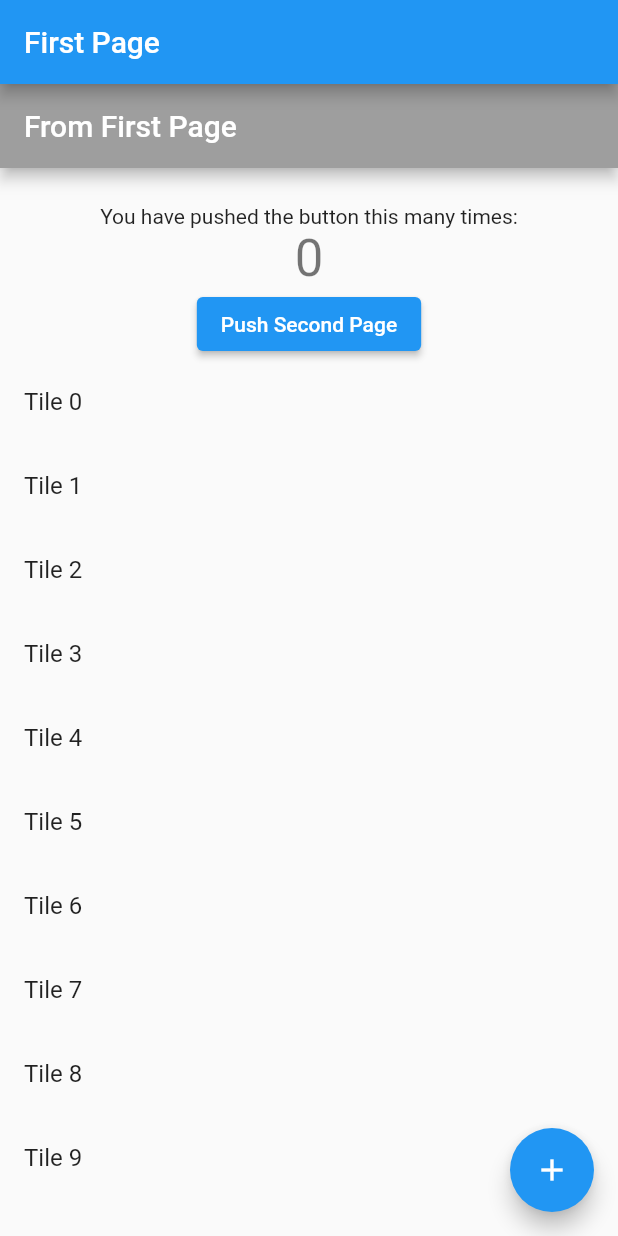
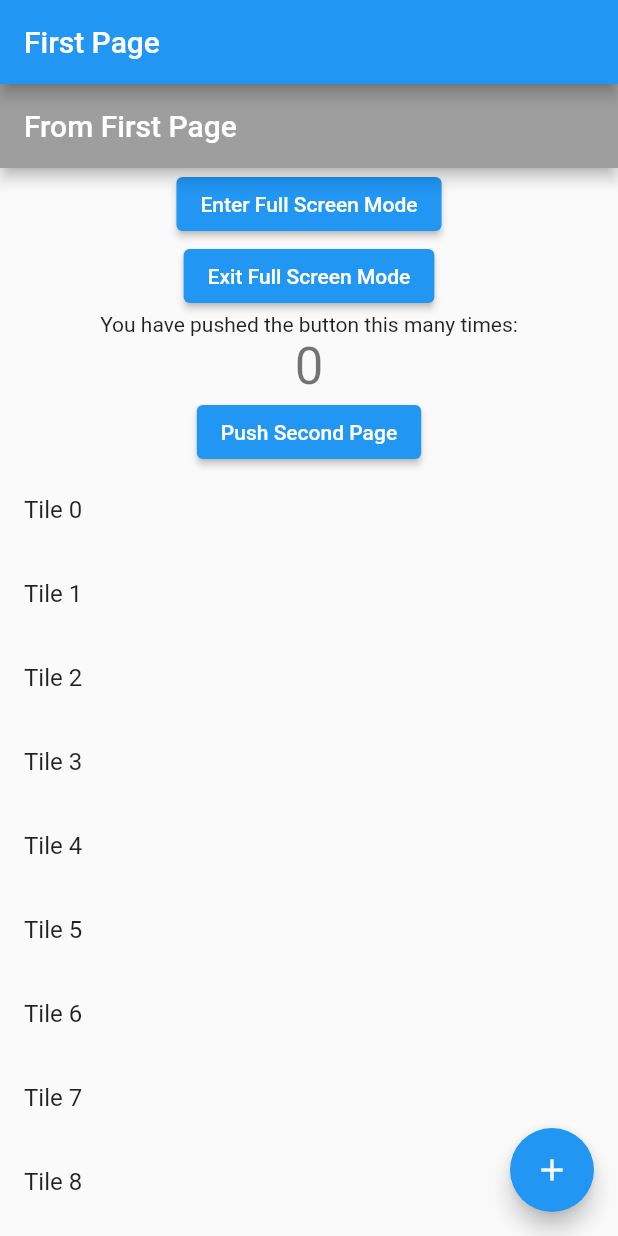
Before and after one commit to jaiminrana05/navigation_2.0, a Flutter app: the screen it shows after launch, on a phone screen of 412 x 824 dp. Run offline on Flutter 3.47's test engine with Material 2 defaults, Android fonts, the phone set to English and light mode, and no system bars; our stand-ins replace go_router; missing offline and left inert: dart:html; statements that could not run were skipped.

Commit message:
trying to add full screen feature

```diff
--- a/lib/home_page.dart
+++ b/lib/home_page.dart
@@ -1,3 +1,5 @@
+import 'dart:html';
+
 import 'package:flutter/material.dart';
 import 'package:go_router/go_router.dart';
 
@@ -30,6 +32,18 @@ class _MyHomePageState extends State<HomePage> {
         child: Column(
           mainAxisAlignment: MainAxisAlignment.center,
           children: <Widget>[
+            ElevatedButton(
+              onPressed: () {
+                document.documentElement?.requestFullscreen();
+              },
+              child: const Text('Enter Full Screen Mode'),
+            ),
+            ElevatedButton(
+              onPressed: () {
+                document.exitFullscreen();
+              },
+              child: const Text('Exit Full Screen Mode'),
+            ),
             const Text(
               'You have pushed the button this many times:',
             ),
--- a/lib/main.dart
+++ b/lib/main.dart
@@ -1,4 +1,5 @@
 import 'package:flutter/material.dart';
+import 'package:flutter/services.dart';
 
 import 'route.dart';
 
@@ -12,7 +13,10 @@ class MyApp extends StatelessWidget {
   // This widget is the root of your application.
   @override
   Widget build(BuildContext context) {
+    final shortcuts = Map.of(WidgetsApp.defaultShortcuts)
+      ..remove(PhysicalKeyboardKey.escape);
     return MaterialApp.router(
+      shortcuts: shortcuts,
       title: 'Flutter Demo',
       theme: ThemeData(
         primarySwatch: Colors.blue,
```
